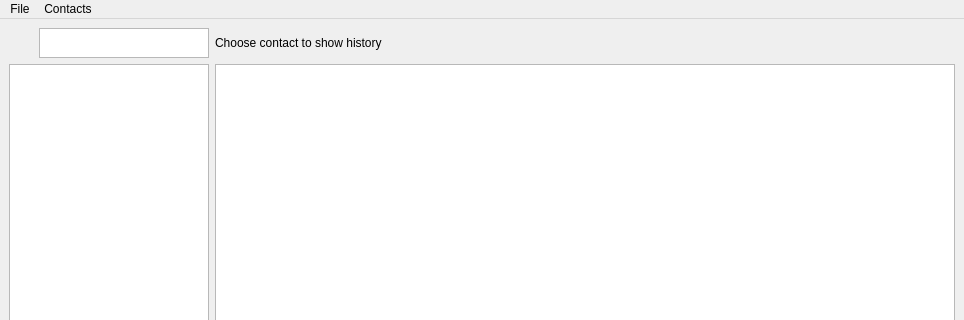
First picture: the form in client-server_project/client/main_window.ui, repository Lajilit/client-server, before the edit; both pictures show x 0 to 964 and y 0 to 320 of the 964 by 772 pixel window.
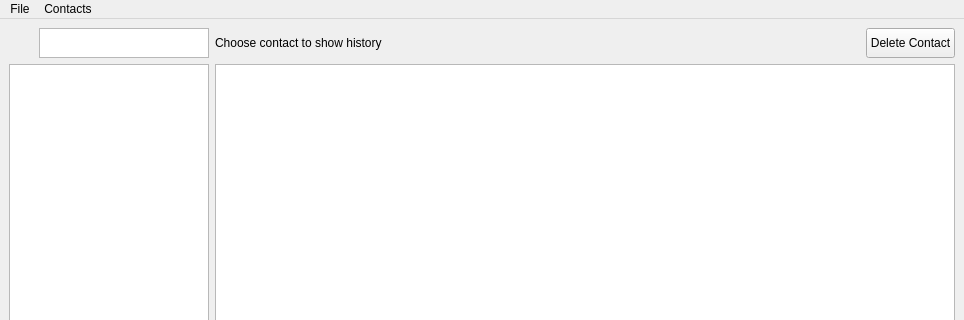
Second picture: the form after the edit. Icons and pictures are not drawn.

```diff
--- a/client-server_project/client/main_window.ui
+++ b/client-server_project/client/main_window.ui
@@ -161,7 +161,9 @@
      </layout>
     </item>
     <item row="0" column="1">
-     <layout class="QVBoxLayout" name="messages">
+     <layout class="QVBoxLayout" name="layout_messages">
+      <item>
+       <layout class="QHBoxLayout" name="layout_contact_name">
       <item>
        <widget class="QLabel" name="label_contact_name">
         <property name="sizePolicy">
@@ -183,6 +185,40 @@
          <string>Choose contact to show history</string>
         </property>
        </widget>
+        </item>
+        <item>
+         <spacer name="horizontalSpacer_2">
+          <property name="orientation">
+           <enum>Qt::Horizontal</enum>
+          </property>
+          <property name="sizeHint" stdset="0">
+           <size>
+            <width>40</width>
+            <height>20</height>
+           </size>
+          </property>
+         </spacer>
+        </item>
+        <item>
+         <widget class="QPushButton" name="button_remove_contact">
+          <property name="sizePolicy">
+           <sizepolicy hsizetype="Minimum" vsizetype="Fixed">
+            <horstretch>0</horstretch>
+            <verstretch>0</verstretch>
+           </sizepolicy>
+          </property>
+          <property name="maximumSize">
+           <size>
+            <width>200</width>
+            <height>30</height>
+           </size>
+          </property>
+          <property name="text">
+           <string>Delete Contact</string>
+          </property>
+         </widget>
+        </item>
+       </layout>
       </item>
       <item>
        <widget class="QListView" name="list_messages">
```
Left out of the diff: 2 changed lines with no effect on the pictures. Lines whose indentation alone changed are shown as unchanged.
